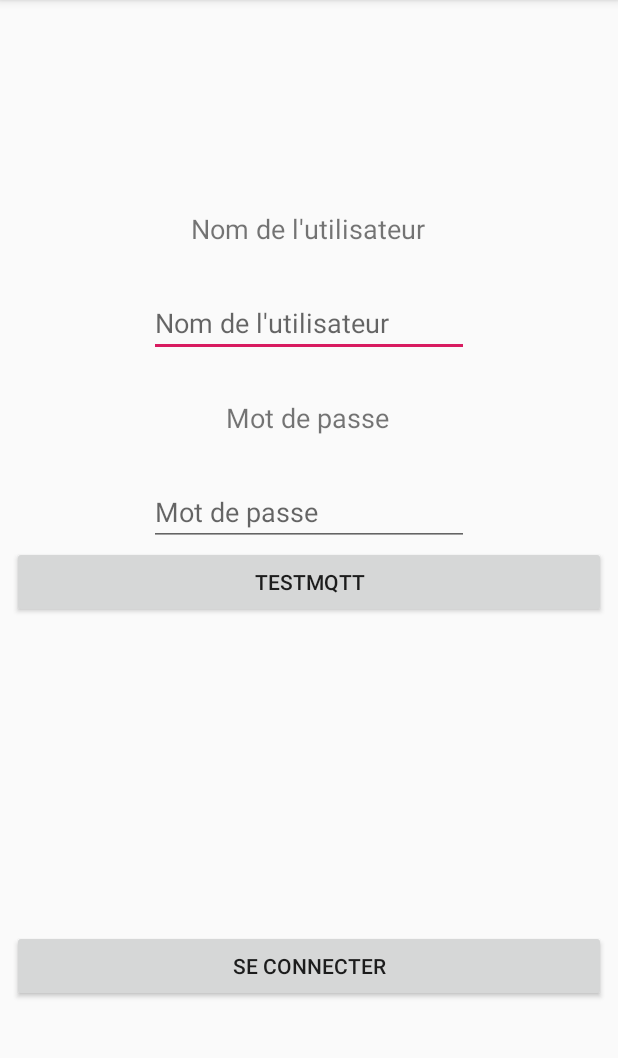
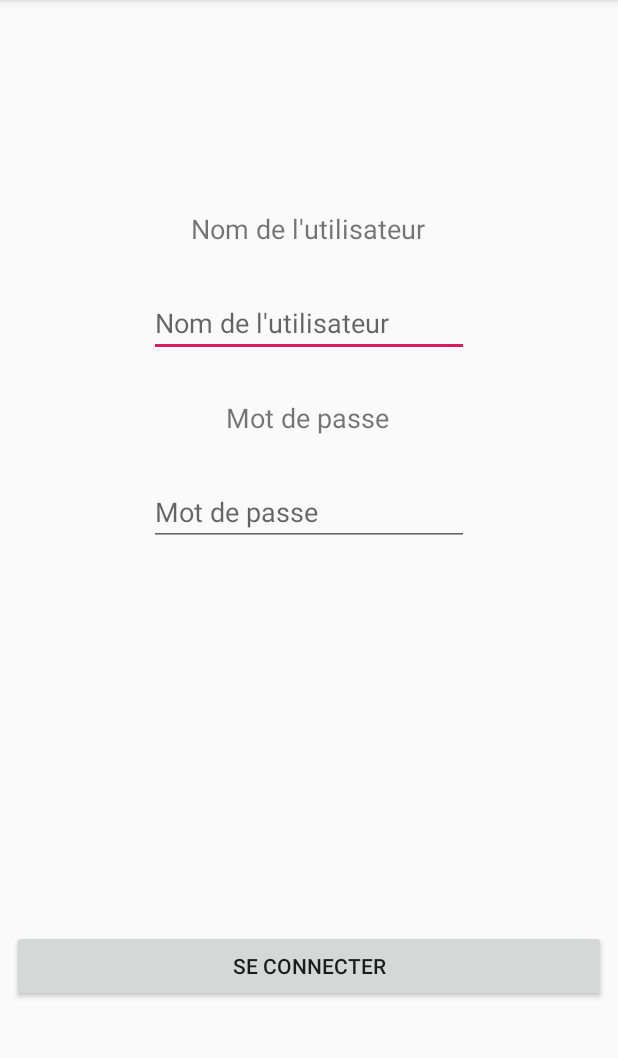
Before and after one commit to Viale-Stephane/PS6_FINAL, an Android app: the screen it shows after launch (LoginActivity), on a phone screen of 412 x 824 dp, the part 84-1142 px from its top. Run offline under Robolectric (Android 15) with nearby library versions, the phone set to English and light mode, and no system bars; our stand-ins replace Volley; libraries missing offline, so code that uses them is left out: org.eclipse.paho; network calls fail.

Commit message:
#12 Mqtt working for currentAppointment
Co-Authored-By: Guillaume LADORME <gladorme@users.noreply.github.com>

```diff
--- a/PS6WaitingQueue/app/src/main/java/com/example/ps6waitingqueue/activities/LoginActivity.java
+++ b/PS6WaitingQueue/app/src/main/java/com/example/ps6waitingqueue/activities/LoginActivity.java
@@ -33,7 +33,6 @@ public class LoginActivity extends AppCompatActivity implements UsersListener {
     Button testConnectMqtt;
     public static ArrayList<User> usersList;
 
-    private final String url = "tcp://127.0.0.1:1883";
 
     @Override
     protected void onCreate(Bundle savedInstanceState) {
@@ -45,48 +44,8 @@ public class LoginActivity extends AppCompatActivity implements UsersListener {
         loginButton = findViewById(R.id.loginButton);
         usernameEditText = findViewById(R.id.usernameEditText);
         passwordEditText = findViewById(R.id.password_input);
-        testConnectMqtt = findViewById(R.id.testButtonConnect);
-        testConnectMqtt.setOnClickListener(v-> {
-            mqttConnect();
-        });
     }
 
-    public void mqttConnect(){
-        String clientId = MqttClient.generateClientId();
-        MqttAndroidClient client =
-                new MqttAndroidClient(this.getApplicationContext(), url,
-                        clientId);
-
-        try {
-            IMqttToken token = client.connect();
-            token.setActionCallback(new IMqttActionListener() {
-                @Override
-                public void onSuccess(IMqttToken asyncActionToken) {
-                    // We are connected
-                    String payload = "the payload";
-                    byte[] encodedPayload = new byte[0];
-                    try {
-                        encodedPayload = payload.getBytes("UTF-8");
-                        MqttMessage message = new MqttMessage(encodedPayload);
-                        client.publish("currentAppointment",message);
-                        Log.d("Mqtt", "onSuccess");
-                    } catch (UnsupportedEncodingException | MqttException e){
-                        System.err.println(e);
-                    }
-                }
-
-                @Override
-                public void onFailure(IMqttToken asyncActionToken, Throwable exception) {
-                    // Something went wrong e.g. connection timeout or firewall problems
-                    Log.d("Mqtt", "onFailure");
-
-                }
-            });
-        } catch (MqttException e) {
-            e.printStackTrace();
-        }
-
-    }
 
     public void onClickLoginButton(View v) {
         String username = usernameEditText.getText().toString();
--- a/PS6WaitingQueue/app/src/main/java/com/example/ps6waitingqueue/activities/MainActivity.java
+++ b/PS6WaitingQueue/app/src/main/java/com/example/ps6waitingqueue/activities/MainActivity.java
@@ -19,6 +19,7 @@ import com.example.ps6waitingqueue.listener.UsersListener;
 import com.example.ps6waitingqueue.models.Appointment;
 import com.example.ps6waitingqueue.models.User;
 import com.example.ps6waitingqueue.services.AppointmentsService;
+import com.example.ps6waitingqueue.services.MqttService;
 import com.example.ps6waitingqueue.services.UsersService;
 import com.example.ps6waitingqueue.tasks.AppointmentsTask;
 
@@ -47,6 +48,7 @@ public class MainActivity extends AppCompatActivity implements UsersListener, Ap
                 }
             }
         }
+        MqttService mqttService = new MqttService(this);
 
         AppointmentsService.getAppointments(this, this);
         loadApppointment();
--- a/PS6WaitingQueue/app/src/main/java/com/example/ps6waitingqueue/adapters/ListAppointmentsAdapter.java
+++ b/PS6WaitingQueue/app/src/main/java/com/example/ps6waitingqueue/adapters/ListAppointmentsAdapter.java
@@ -13,6 +13,8 @@ import android.widget.TextView;
 import com.example.ps6waitingqueue.activities.NextActivity;
 import com.example.ps6waitingqueue.R;
 import com.example.ps6waitingqueue.models.Appointment;
+import com.example.ps6waitingqueue.services.MqttService;
+import com.google.gson.Gson;
 
 import java.util.ArrayList;
 
@@ -20,10 +22,12 @@ public class ListAppointmentsAdapter extends BaseAdapter {
     private LayoutInflater mInflater;
     private ArrayList<Appointment> appointments;
     private Context context;
+    MqttService mqttService;
     public ListAppointmentsAdapter(Context context, ArrayList<Appointment> appointments){
         this.appointments = appointments;
         mInflater = LayoutInflater.from(context);
         this.context = context;
+        this.mqttService = new MqttService(context);
     }
     @Override
     public int getCount() {
@@ -57,6 +61,7 @@ public class ListAppointmentsAdapter extends BaseAdapter {
             public void onClick(View v) {
                 Intent intent = new Intent(context, NextActivity.class);
                 intent.putExtra("Appointment", appointments.get(position));
+                mqttService.sendGsonObject("currentAppointment",appointments.get(position));
                 context.startActivity(intent);
             }
         });
--- a/PS6WaitingQueue/app/src/main/res/layout/activity_login.xml
+++ b/PS6WaitingQueue/app/src/main/res/layout/activity_login.xml
@@ -62,18 +62,7 @@
         app:layout_constraintHorizontal_bias="0.497"
         app:layout_constraintStart_toStartOf="parent"
         app:layout_constraintTop_toTopOf="parent" />
-    <Button
-        android:id="@+id/testButtonConnect"
-        android:layout_width="0dp"
-        android:layout_height="wrap_content"
-        android:layout_marginStart="8dp"
-        android:layout_marginEnd="8dp"
-        android:layout_marginBottom="100dp"
-        android:text="testMQTT"
-        app:layout_constraintTop_toBottomOf="@id/password_input"
-        app:layout_constraintEnd_toEndOf="parent"
-        app:layout_constraintHorizontal_bias="1.0"
-        app:layout_constraintStart_toStartOf="parent" />
+
     <Button
         android:id="@+id/loginButton"
         android:layout_width="0dp"
```
Also changed, not shown: PS6WaitingQueue/app/src/main/java/com/example/ps6waitingqueue/fragments/FragmentTodayAppointments.java (+8 -0 lines), PS6WaitingQueue/app/src/main/java/com/example/ps6waitingqueue/services/MqttService.java (added, +78 -0 lines), PS6WaitingQueue/app/src/main/res/layout/fragment_today_appointments.xml (+9 -0 lines).
